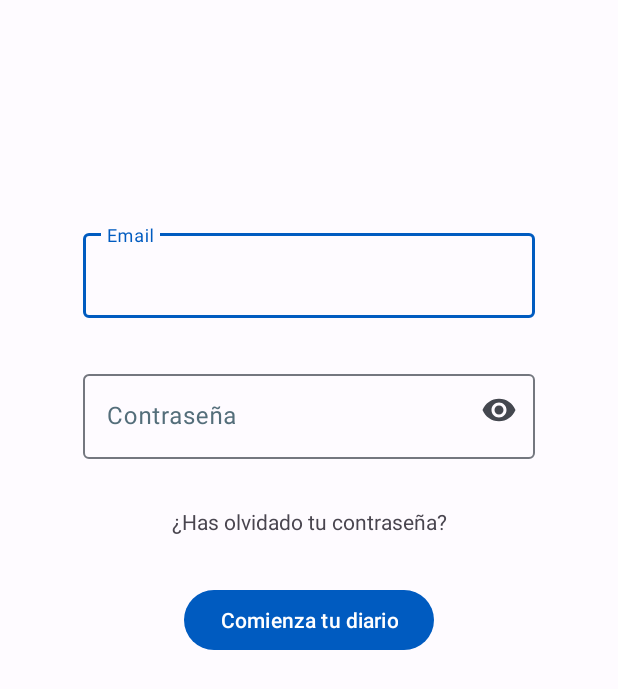
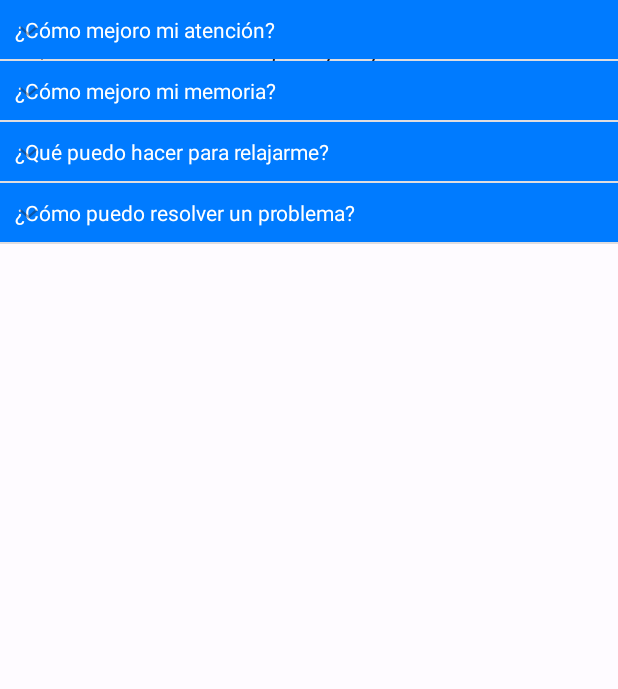
Before and after one commit to claravbr/ediaries_android, an Android app: the screen it shows after launch (MainActivity), on a phone screen of 412 x 824 dp. Shown: the top 689 px of the screen. Run offline under Robolectric (Android 15) with nearby library versions, the phone set to English and light mode, and no system bars.

Commit message:
Layout formularios

```diff
--- a/app/src/main/java/com/uclm/louise/ediaries/MainActivity.java
+++ b/app/src/main/java/com/uclm/louise/ediaries/MainActivity.java
@@ -3,12 +3,43 @@ package com.uclm.louise.ediaries;
 import androidx.appcompat.app.AppCompatActivity;
 
 import android.os.Bundle;
+import android.widget.ExpandableListView;
+
+import java.util.ArrayList;
+import java.util.HashMap;
+import java.util.Map;
 
 public class MainActivity extends AppCompatActivity {
+
+    private ExpandableListView listaconsejos;
+    private ExpLVAdapter adapter;
+    private ArrayList<String> listPregunta;
+    private Map<String, String> mapChild;
 
     @Override
     protected void onCreate(Bundle savedInstanceState) {
         super.onCreate(savedInstanceState);
-        setContentView(R.layout.login);
+        setContentView(R.layout.consejos);
+
+        listaconsejos = (ExpandableListView) findViewById(R.id.listaconsejos);
+        listPregunta = new ArrayList<>();
+        mapChild = new HashMap<>();
+
+        cargarDatos();
+    }
+
+    private void cargarDatos(){
+        listPregunta.add("¿Cómo mejoro mi atención?");
+        listPregunta.add("¿Cómo mejoro mi memoria?");
+        listPregunta.add("¿Qué puedo hacer para relajarme?");
+        listPregunta.add("¿Cómo puedo resolver un problema?");
+
+        mapChild.put(listPregunta.get(0), "Establece un entorno de estudio tranquilo y libre de distracciones.");
+        mapChild.put(listPregunta.get(1), "Utiliza técnicas de estudio que te ayuden a retener información, como resumir o hacer esquemas.");
+        mapChild.put(listPregunta.get(2), "Aprende técnicas de respiración profunda y relajación muscular para reducir el estrés y la ansiedad.");
+        mapChild.put(listPregunta.get(3), "Divide el problema en pasos más pequeños y abórdalos de forma secuencial.");
+
+        adapter = new ExpLVAdapter(listPregunta, mapChild, this);
+        listaconsejos.setAdapter((adapter));
     }
 }
--- /dev/null
+++ b/app/src/main/res/drawable/ic_child.xml
@@ -0,0 +1,4 @@
+<vector android:height="150dp" android:viewportHeight="1200"
+    android:viewportWidth="1200" android:width="150dp" xmlns:android="http://schemas.android.com/apk/res/android">
+    <path android:fillColor="#FF000000" android:pathData="M604.7,0C469.4,0 359.6,110.3 359.6,246.4c0,136.1 109.8,246.5 245.1,246.5c135.4,0 245.1,-110.3 245.1,-246.5C849.8,110.3 740.1,0 604.7,0zM464.4,287.4h279.4c0,77.1 -62.6,139.7 -139.7,139.7S464.4,364.5 464.4,287.4L464.4,287.4zM412.1,531.7c-127.7,2.6 -211.6,85.6 -206.9,235.7L205,1200h146.9V811.4c1.3,-34 51.2,-45.9 57.7,0V1200h386.1V811.4c1.3,-34 51.2,-45.9 57.7,0V1200h141.7V767.5c-0.9,-118.7 -49.6,-236.8 -205.6,-235.7H412.1z"/>
+</vector>
--- /dev/null
+++ b/app/src/main/res/drawable/ic_graph.xml
@@ -0,0 +1,5 @@
+<vector android:height="150dp" android:viewportHeight="1800"
+    android:viewportWidth="1800" android:width="150dp" xmlns:android="http://schemas.android.com/apk/res/android">
+    <path android:fillColor="#333333" android:pathData="M1548.2,307.5c-14.1,-15.1 -28.7,-29.8 -43.9,-43.9l-43.9,43.9L932,836V88.3V26.2c-10.3,-0.4 -20.6,-0.6 -31,-0.6c-10.4,0 -20.7,0.2 -31,0.6C396.2,42.6 15.7,433.1 15.7,910.9c0,488.1 397.1,885.3 885.3,885.3c242.2,0 462,-97.8 622,-256c1.4,-1 2.7,-2.1 4,-3.3c1.2,-1.2 2.3,-2.6 3.3,-3.9c158.2,-160 256,-379.8 256,-622C1786.3,677.9 1695.8,465.8 1548.2,307.5zM870,88.3v791.6H78.4C94.4,450.5 440.7,104.3 870,88.3zM901,1734.1c-443.6,0 -806.2,-352.6 -822.6,-792.2h809.7l572.3,572.3C1313.5,1650.6 1116.8,1734.1 901,1734.1zM1504.3,1470.3L944.9,910.9l559.5,-559.5c136.4,147 219.9,343.6 219.9,559.5C1724.2,1126.7 1640.7,1323.3 1504.3,1470.3z"/>
+    <path android:fillColor="#333333" android:pathData="M1047.3,573.3c3.5,1.4 7.1,2.1 10.7,2.1c7.3,0 14.4,-2.8 19.8,-8.2l363.1,-363.1c5.2,-5.3 8.2,-12.4 8.2,-19.8c0,-7.4 -2.9,-14.5 -8.2,-19.8C1338.7,62.2 1202.7,5.9 1058,5.9c-7.4,0 -14.5,2.9 -19.8,8.2c-5.3,5.3 -8.2,12.4 -8.2,19.8v513.6C1030.1,558.8 1036.9,569 1047.3,573.3zM1086,62.6c109.9,6.2 212.9,48.9 295,122.2l-295,295V62.6z"/>
+</vector>
--- /dev/null
+++ b/app/src/main/res/drawable/ic_task.xml
@@ -0,0 +1,6 @@
+<vector android:height="150dp" android:viewportHeight="400"
+    android:viewportWidth="400" android:width="150dp" xmlns:android="http://schemas.android.com/apk/res/android">
+    <path android:fillColor="#000000"
+        android:pathData="m162.26,-0.21 l0,28.7 -27.76,0.01 0,-28.71 -25,0 0,28.71 -27,0 0,-0.04 -25,0 0,0.04 0,25 0,45 0,25 0,251.71 0,25 25,0 235,0 23.21,0 1.79,0 0,-171.57 0,-200.19 -51.24,0.01 0,-28.68 -25,0 0,28.68 -27.76,0.01 0,-28.69 -25,0 0,28.69 -26.24,0 0,-28.7 -25,0zM82.5,53.5l27,0 0,21.29 25,0 0,-21.29 27.76,0 0,21.29 25,0 0,-21.29 26.24,0 0,21.29 25,0 0,-21.29 27.76,0 0,21.29 25,0 0,-21.29 26.24,0 0,45 -235,0 0,-45zM82.5,123.5 L317.5,123.5 317.5,235.65 317.5,375.22 82.5,375.22 82.5,123.5zM107.96,153.75 L107.96,178.75 138.56,178.75 138.56,153.75 107.96,153.75zM163.56,153.75 L163.56,178.75 291.1,178.75 291.1,153.75 163.56,153.75zM107.96,211.75 L107.96,236.75 138.56,236.75 138.56,211.75 107.96,211.75zM163.56,211.75 L163.56,236.75 291.05,236.75 291.05,211.75 163.56,211.75zM107.96,269.75 L107.96,294.75 138.56,294.75 138.56,269.75 107.96,269.75zM163.56,269.75 L163.56,294.75 290.64,294.75 290.64,269.75 163.56,269.75zM107.96,325.75 L107.96,350.75 138.56,350.75 138.56,325.75 107.96,325.75zM163.56,325.75 L163.56,350.75 291.07,350.75 291.07,325.75 163.56,325.75z"
+        android:strokeColor="#00000000" android:strokeWidth="25"/>
+</vector>
--- a/app/src/main/res/layout/elv_group.xml
+++ b/app/src/main/res/layout/elv_group.xml
@@ -1,6 +1,7 @@
 <?xml version="1.0" encoding="utf-8"?>
 <androidx.constraintlayout.widget.ConstraintLayout xmlns:android="http://schemas.android.com/apk/res/android"
     xmlns:app="http://schemas.android.com/apk/res-auto"
+    xmlns:tools="http://schemas.android.com/tools"
     android:orientation="vertical"
     android:layout_width="match_parent"
     android:layout_height="match_parent">
@@ -13,6 +14,7 @@
         android:padding="10dp"
         android:textColor="@android:color/white"
         app:layout_constraintEnd_toEndOf="parent"
-        app:layout_constraintStart_toStartOf="parent" />
+        app:layout_constraintStart_toStartOf="parent"
+        tools:ignore="MissingConstraints" />
 
 </androidx.constraintlayout.widget.ConstraintLayout>
--- a/app/src/main/res/layout/form_registro.xml
+++ b/app/src/main/res/layout/form_registro.xml
@@ -22,7 +22,7 @@
             android:layout_height="?attr/actionBarSize"
             app:menu="@menu/top_app_bar_form"
             app:navigationIcon="@drawable/ic_arrow_left"
-            app:title="Registrp en la aplicación"
+            app:title="Registro en la aplicación"
             style="@style/Widget.App.Toolbar"
             />
 
--- a/app/src/main/res/values-night/strings.xml
+++ b/app/src/main/res/values-night/strings.xml
@@ -46,4 +46,5 @@
     <string name="emocionado">Emocionado</string>
     <string name="escribe_aqu_por_qu_te_has_sentido_as_hoy">Escribe aquí por qué te has sentido así</string>
     <string name="guardar">Guardar</string>
+    <string name="iniciar_sesi_n">Iniciar sesión</string>
 </resources>
--- a/app/src/main/res/values/strings.xml
+++ b/app/src/main/res/values/strings.xml
@@ -48,4 +48,5 @@
     <string name="emocionado">Emocionado</string>
     <string name="escribe_aqu_por_qu_te_has_sentido_as_hoy">Escribe aquí por qué te has sentido así</string>
     <string name="guardar">Guardar</string>
+    <string name="iniciar_sesi_n">Iniciar sesión</string>
 </resources>
```
Also changed, not shown: app/src/main/java/com/uclm/louise/ediaries/ExpLVAdapter.java (+40 -26 lines), app/src/main/res/drawable/ic_question.xml (added, +16 -0 lines), app/src/main/res/layout/login.xml (+22 -4 lines), app/src/main/res/layout/menu_principal.xml (+14 -1 lines), app/src/main/res/layout/start_app.xml (added, +43 -0 lines).
